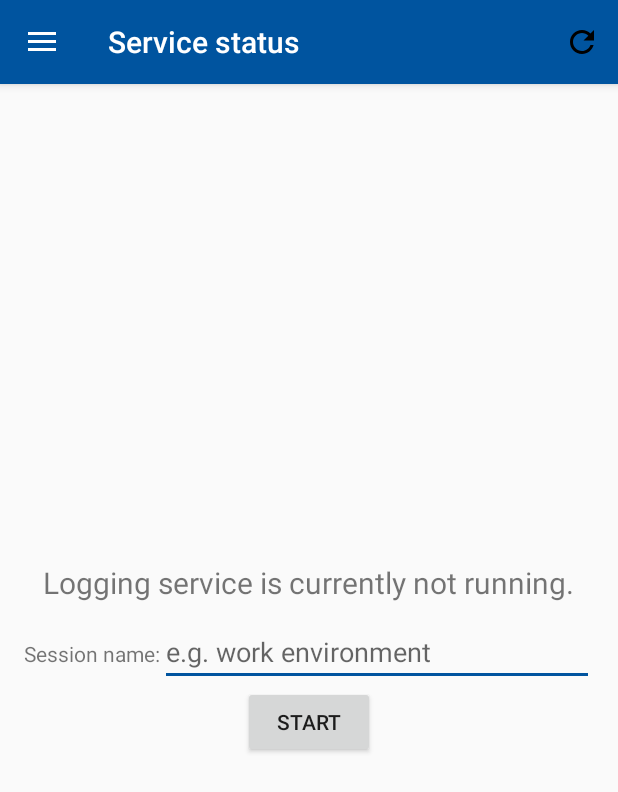
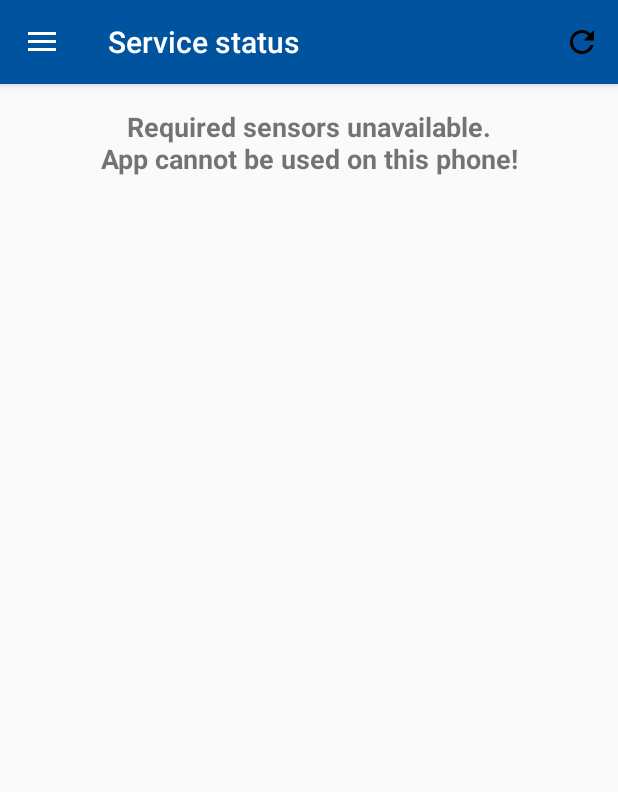
Before and after one commit to RWTH-iNets/HandTrackingApp, an Android app: the screen it shows after launch (MainActivity), on a phone screen of 412 x 824 dp. Shown: the top 792 px of the screen. Run offline under Robolectric (Android 15) with nearby library versions, the phone set to English and light mode, and no system bars.

Commit message:
Added magnetometer, proximity sensor, light sensor, pressure sensor, and ambient temperature sensor to Gollum and Sauron. Added interface for training mode to Gollum.

```diff
--- a/Gollum/app/src/main/res/layout/fragment_service_status.xml
+++ b/Gollum/app/src/main/res/layout/fragment_service_status.xml
@@ -9,44 +9,102 @@
     <!-- TODO: Update blank fragment layout -->
 
     <LinearLayout
-        android:orientation="vertical"
+        android:id="@+id/main_layout"
         android:layout_width="match_parent"
         android:layout_height="wrap_content"
+        android:layout_gravity="center_vertical"
         android:gravity="center"
-        android:layout_gravity="center_vertical">
+        android:orientation="vertical">
 
         <TextView
+            android:id="@+id/textView_service_status"
             android:layout_width="wrap_content"
             android:layout_height="wrap_content"
+            android:paddingBottom="10dp"
             android:text="@string/service_status_checking"
-            android:id="@+id/textView_service_status"
-            android:textSize="20sp"
-            android:paddingBottom="10dp"/>
+            android:textSize="20sp" />
 
         <LinearLayout
-            android:orientation="horizontal"
             android:layout_width="match_parent"
-            android:layout_height="wrap_content">
+            android:layout_height="wrap_content"
+            android:orientation="horizontal">
 
             <TextView
                 android:layout_width="wrap_content"
                 android:layout_height="wrap_content"
-                android:text="@string/service_status_label_sessionname"/>
+                android:text="@string/service_status_label_sessionname" />
 
             <EditText
+                android:id="@+id/editText_sessionname"
                 android:layout_width="match_parent"
                 android:layout_height="wrap_content"
-                android:inputType="text"
                 android:ems="10"
-                android:id="@+id/editText_sessionname"
-                android:hint="@string/service_status_sessionname_hint" />
+                android:hint="@string/service_status_sessionname_hint"
+                android:inputType="text" />
         </LinearLayout>
 
         <Button
-            android:text="@string/service_status_start"
+            android:id="@+id/service_status_startstopbutton"
             android:layout_width="wrap_content"
             android:layout_height="wrap_content"
-            android:id="@+id/service_status_startstopbutton" />
+            android:text="@string/service_status_start" />
+
+        <Space
+            android:layout_width="match_parent"
+            android:layout_height="40dp" />
+
+        <TextView
+            android:id="@+id/textView4"
+            android:layout_width="match_parent"
+            android:layout_height="wrap_content"
+            android:paddingBottom="10dp"
+            android:text="TRAINING MODE"
+            android:textSize="20sp" />
+
+        <LinearLayout
+            android:layout_width="match_parent"
+            android:layout_height="match_parent"
+            android:orientation="horizontal">
+
+            <TextView
+                android:layout_width="wrap_content"
+                android:layout_height="wrap_content"
+                android:text="User name:" />
+
+            <EditText
+                android:id="@+id/editText_trainingmode_username"
+                android:layout_width="match_parent"
+                android:layout_height="wrap_content"
+                android:ems="10"
+                android:inputType="text" />
+        </LinearLayout>
+
+        <Button
+            android:id="@+id/button_trainingmode_right_pocket"
+            android:layout_width="match_parent"
+            android:layout_height="wrap_content"
+            android:text="In right pocket" />
+
+        <Button
+            android:id="@+id/button_trainingmode_right_hand"
+            android:layout_width="match_parent"
+            android:layout_height="wrap_content"
+            android:text="In right hand" />
+
+        <Button
+            android:id="@+id/button_trainingmode_right_ear"
+            android:layout_width="match_parent"
+            android:layout_height="wrap_content"
+            android:text="At right ear" />
     </LinearLayout>
 
+    <TextView
+        android:id="@+id/sensors_not_present"
+        android:layout_width="match_parent"
+        android:layout_height="wrap_content"
+        android:text="Required sensors unavailable.\nApp cannot be used on this phone!"
+        android:textAlignment="center"
+        android:textSize="18sp"
+        android:textStyle="bold" />
+
 </FrameLayout>
```
Also changed, not shown: Gollum/app/src/main/java/de/rwth_aachen/inets/gollum/HttpUploadHelper.java (+8 -14 lines), Gollum/app/src/main/java/de/rwth_aachen/inets/gollum/LoggingService.java (+83 -7 lines), Gollum/app/src/main/java/de/rwth_aachen/inets/gollum/LoggingServiceDBHelper.java (+50 -0 lines), Gollum/app/src/main/java/de/rwth_aachen/inets/gollum/ServiceStatusFragment.java (+141 -82 lines), 4 other files.
